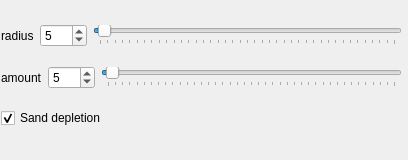
The window that krita/plugins/paintops/sand/wdgsandoptions.ui (KDE/calligra) describes before a commit, drawn with Qt 5.
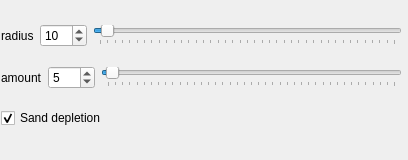
The same window after the commit.

Commit message: Correction of the sand depletion and the integrationStep() in the Particle class. Removed previous faulty Particle paint (add only pixel domain circles). 	modified:   krita/plugins/paintops/sand/CMakeLists.txt 	modified:   krita/plugins/paintops/sand/kis_sand_paintop.cpp 	modified:   krita/plugins/paintops/sand/particle.cpp 	modified:   krita/plugins/paintops/sand/particle.h 	modified:   krita/plugins/paintops/sand/sand_brush.cpp 	modified:   krita/plugins/paintops/sand/sand_brush.h 	modified:   krita/plugins/paintops/sand/wdgsandoptions.ui

The edit to the form file:
```diff
--- a/krita/plugins/paintops/sand/wdgsandoptions.ui
+++ b/krita/plugins/paintops/sand/wdgsandoptions.ui
@@ -47,7 +47,7 @@
          <number>400</number>
         </property>
         <property name="value">
-         <number>5</number>
+         <number>10</number>
         </property>
        </widget>
       </item>
@@ -57,7 +57,7 @@
          <number>400</number>
         </property>
         <property name="value">
-         <number>5</number>
+         <number>10</number>
         </property>
         <property name="orientation">
          <enum>Qt::Horizontal</enum>
```
The commit also changes 6 other files.
